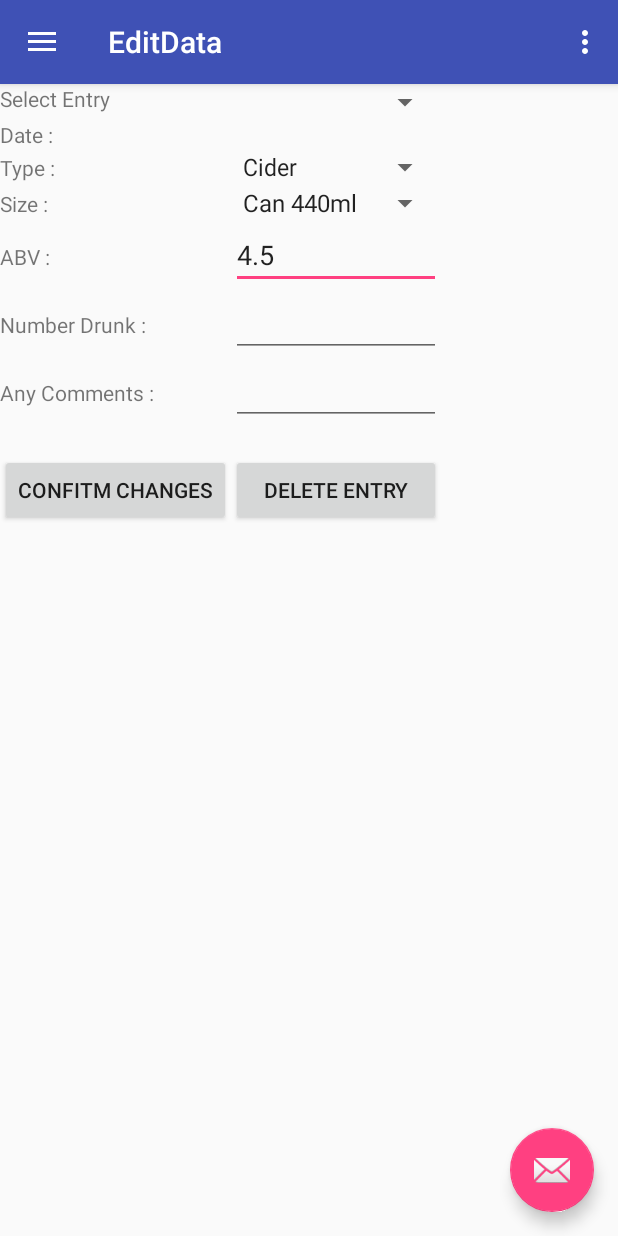
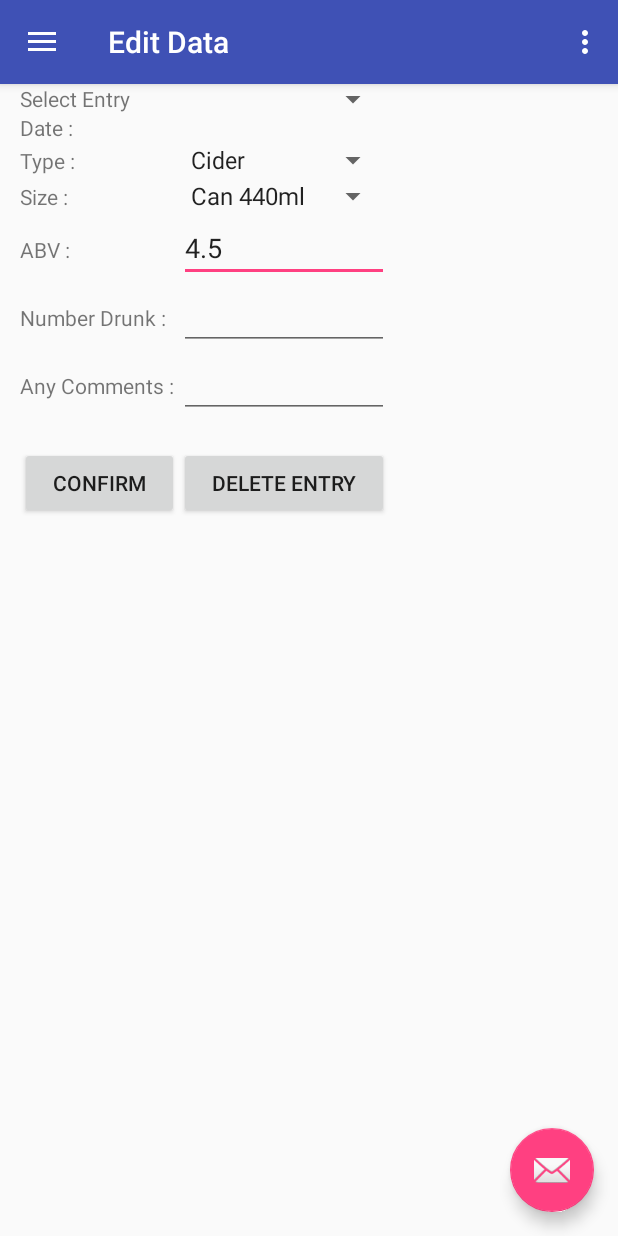
Before and after one commit to kkmonlee/SoberUpp, an Android app: the EditData screen opened directly, with no data from a screen before it, on a phone screen of 412 x 824 dp. Run offline under Robolectric (Android 15) with nearby library versions, the phone set to English and light mode, and no system bars; 2 statements that could not run were skipped.

Commit message:
Added update/remove buttons

```diff
--- a/app/src/main/res/layout/content_edit_data.xml
+++ b/app/src/main/res/layout/content_edit_data.xml
@@ -1,5 +1,5 @@
 <?xml version="1.0" encoding="utf-8"?>
-<android.support.constraint.ConstraintLayout xmlns:android="http://schemas.android.com/apk/res/android"
+<RelativeLayout xmlns:android="http://schemas.android.com/apk/res/android"
     xmlns:app="http://schemas.android.com/apk/res-auto"
     xmlns:tools="http://schemas.android.com/tools"
     android:layout_width="match_parent"
@@ -9,88 +9,81 @@
     tools:showIn="@layout/app_bar_edit_data">
 
     <TableLayout
-        android:layout_width="368dp"
-        android:layout_height="495dp"
-        tools:layout_editor_absoluteY="8dp"
+        android:layout_width="match_parent"
+        android:layout_height="match_parent"
+        android:baselineAligned="false"
+        android:layout_marginLeft="20px"
         tools:layout_editor_absoluteX="8dp"
-        android:baselineAligned="false">
+        tools:layout_editor_absoluteY="8dp">
 
         <TableRow
             android:layout_width="match_parent"
-            android:layout_height="match_parent" >
+            android:layout_height="match_parent">
 
             <TextView
                 android:id="@+id/textView3"
                 android:layout_width="0dp"
                 android:layout_height="wrap_content"
-                android:text="Select Entry"
-                 />
+                android:text="Select Entry" />
 
             <Spinner
                 android:id="@+id/entrySelect"
                 android:layout_width="match_parent"
-                android:layout_height="wrap_content"
-                 />
+                android:layout_height="match_parent" />
         </TableRow>
 
         <TableRow
             android:layout_width="match_parent"
-            android:layout_height="match_parent" >
+            android:layout_height="match_parent">
 
             <TextView
                 android:id="@+id/textView5"
                 android:layout_width="0dp"
                 android:layout_height="wrap_content"
-                android:text="Date : "
-                 />
+                android:text="Date : " />
 
             <TextView
                 android:id="@+id/dateSelected"
                 android:layout_width="0dp"
                 android:layout_height="wrap_content"
-                android:text=""
-                 />
+                android:text="" />
         </TableRow>
 
         <TableRow
             android:layout_width="match_parent"
-            android:layout_height="match_parent" >
+            android:layout_height="match_parent">
 
             <TextView
                 android:id="@+id/textView6"
                 android:layout_width="0dp"
                 android:layout_height="wrap_content"
-                android:text="Type : "
-                 />
+                android:text="Type : " />
 
             <Spinner
                 android:id="@+id/drinkSpinner"
                 android:layout_width="match_parent"
-                android:layout_height="wrap_content"
-                 />
+                android:layout_height="wrap_content" />
         </TableRow>
 
         <TableRow
             android:layout_width="match_parent"
-            android:layout_height="match_parent" >
+            android:layout_height="match_parent">
 
             <TextView
                 android:id="@+id/textView7"
                 android:layout_width="0dp"
                 android:layout_height="wrap_content"
-                android:text="Size : "
-                 />
+                android:text="Size : " />
 
             <Spinner
                 android:id="@+id/sizeSpinner"
                 android:layout_width="match_parent"
-                android:layout_height="wrap_content"
-                 />
+                android:layout_height="wrap_content" />
         </TableRow>
 
         <TableRow
             android:layout_width="match_parent"
-            android:layout_height="match_parent" >
+            android:layout_height="match_parent">
 
             <TextView
                 android:id="@+id/textView8"
@@ -104,13 +97,12 @@
                 android:layout_height="wrap_content"
                 android:ems="10"
                 android:inputType="numberDecimal|number"
-                android:text=""
-                 />
+                android:text="" />
         </TableRow>
 
         <TableRow
             android:layout_width="match_parent"
-            android:layout_height="match_parent" >
+            android:layout_height="match_parent">
 
             <TextView
                 android:id="@+id/textView9"
@@ -123,13 +115,12 @@
                 android:layout_width="0dp"
                 android:layout_height="wrap_content"
                 android:ems="10"
-                android:inputType="number"
-                 />
+                android:inputType="number" />
         </TableRow>
 
         <TableRow
             android:layout_width="match_parent"
-            android:layout_height="match_parent" >
+            android:layout_height="match_parent">
 
             <TextView
                 android:id="@+id/textView10"
@@ -143,14 +134,13 @@
                 android:layout_height="wrap_content"
                 android:ems="10"
                 android:inputType="textPersonName"
-                android:text=""
-                 />
+                android:text="" />
 
         </TableRow>
 
         <TableRow
             android:layout_width="match_parent"
-            android:layout_height="match_parent" >
+            android:layout_height="match_parent">
 
             <TextView
                 android:id="@+id/errorMessage"
@@ -166,10 +156,10 @@
 
             <Button
                 android:id="@+id/button3"
-                android:layout_width="wrap_content"
-                android:layout_height="wrap_content"
+                android:layout_width="match_parent"
+                android:layout_height="match_parent"
                 android:onClick="getData"
-                android:text="Confitm Changes" />
+                android:text="Confirm" />
 
             <Button
                 android:id="@+id/button2"
@@ -177,6 +167,8 @@
                 android:layout_height="wrap_content"
                 android:onClick="removeEntry"
                 android:text="Delete Entry" />
+
         </TableRow>
     </TableLayout>
-</android.support.constraint.ConstraintLayout>
+
+</RelativeLayout>
```
Also changed, not shown: app/src/main/java/gauge/soberupp/EditData.java (+18 -18 lines), 1 other file.
